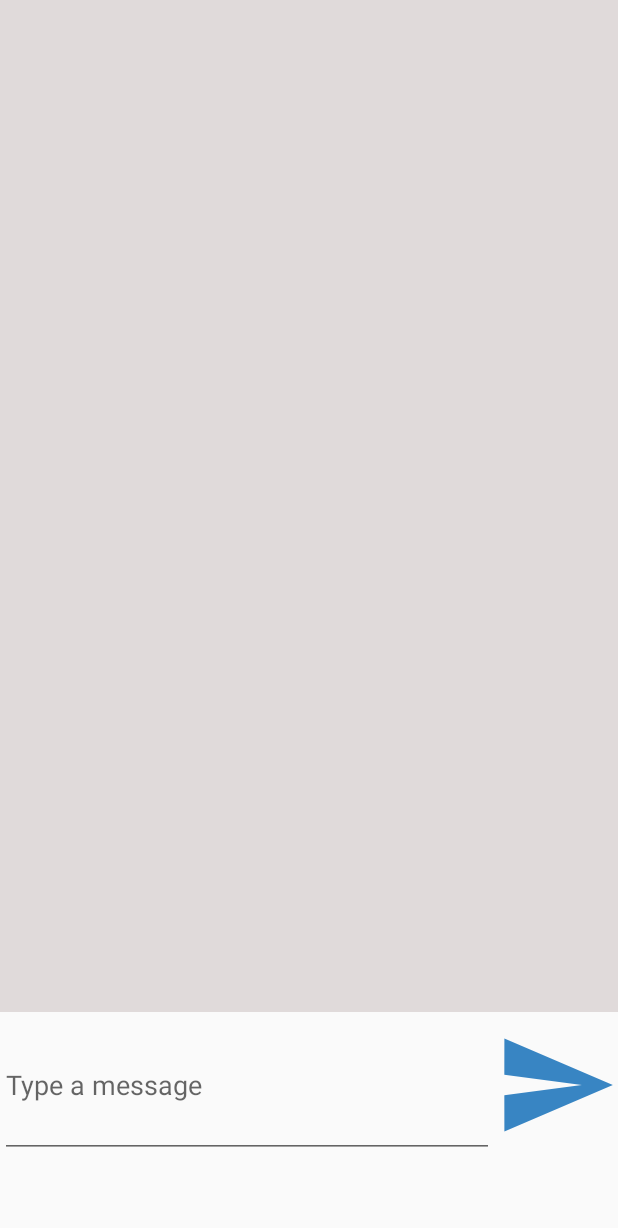
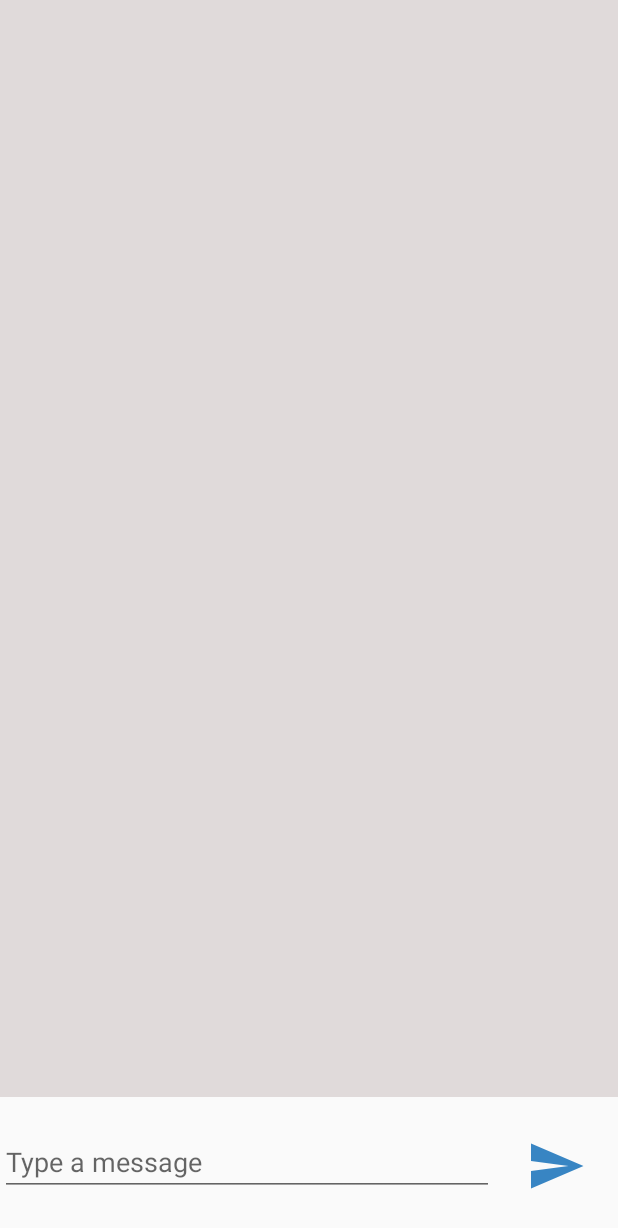
Before and after one commit to Btnisme123/ChatApp, an Android app: the layout fragment_chat.xml on its own in the app's theme, with its tools: preview values and no code run, on a phone screen of 412 x 824 dp. Shown: the top 1228 px of the screen. Run offline under Robolectric (Android 15) with nearby library versions, the phone set to English and light mode, and no system bars.

```diff
--- a/ChatApp/app/build.gradle
+++ b/ChatApp/app/build.gradle
@@ -38,5 +38,6 @@ dependencies {
     compile 'com.android.support:support-v4:24.2.0'
     compile 'com.android.support:support-v13:24.2.0'
     compile 'com.firebase:firebase-client-android:2.5.2+'
+    compile 'me.leolin:ShortcutBadger:1.1.6@aar'
 }
 apply plugin: 'com.google.gms.google-services'
--- a/ChatApp/app/src/main/AndroidManifest.xml
+++ b/ChatApp/app/src/main/AndroidManifest.xml
@@ -16,6 +16,8 @@
         android:label="@string/app_name"
         android:supportsRtl="true"
         android:theme="@style/AppTheme">
+        <service android:name=".util.NotificationService" />
+
         <activity android:name=".activity.MainActivity">
             <intent-filter>
                 <action android:name="android.intent.action.MAIN" />
@@ -26,6 +28,7 @@
         <activity android:name=".activity.SignUpActivity">
 
         </activity>
+
     </application>
 
 </manifest>
--- a/ChatApp/app/src/main/java/vulan/com/chatapp/activity/BaseActivity.java
+++ b/ChatApp/app/src/main/java/vulan/com/chatapp/activity/BaseActivity.java
@@ -28,8 +28,9 @@ public abstract class BaseActivity extends AppCompatActivity {
     public void onBackPressed() {
         if (getFragmentManager().getBackStackEntryCount() > 0) {
             getCurrentFragment().onBackPressed();
+        } else {
+            super.onBackPressed();
         }
-        super.onBackPressed();
     }
 
     public void addFragment() {
--- a/ChatApp/app/src/main/java/vulan/com/chatapp/fragment/BaseFragment.java
+++ b/ChatApp/app/src/main/java/vulan/com/chatapp/fragment/BaseFragment.java
@@ -6,6 +6,7 @@ import android.view.LayoutInflater;
 import android.view.MenuItem;
 import android.view.View;
 import android.view.ViewGroup;
+import android.widget.Toast;
 
 import vulan.com.chatapp.R;
 import vulan.com.chatapp.activity.BaseActivity;
@@ -44,6 +45,7 @@ public abstract class BaseFragment extends Fragment {
         switch (item.getItemId()) {
             case android.R.id.home:
                 onBackPressed();
+                Toast.makeText(getActivity(), "click", Toast.LENGTH_LONG).show();
         }
         return super.onOptionsItemSelected(item);
     }
--- a/ChatApp/app/src/main/java/vulan/com/chatapp/fragment/HomeFragment.java
+++ b/ChatApp/app/src/main/java/vulan/com/chatapp/fragment/HomeFragment.java
@@ -35,6 +35,7 @@ public class HomeFragment extends BaseFragment {
         mTabFragmentAdapter.addFragment(new ChatFragment(), getString(R.string.chat));
         mTabFragmentAdapter.addFragment(new ContactFragment(), getString(R.string.contact));
         mViewPager.setAdapter(mTabFragmentAdapter);
+        mTabLayout.setupWithViewPager(mViewPager);
         mTabLayout.setTabsFromPagerAdapter(mTabFragmentAdapter);
         mTabLayout.setBackgroundColor(ContextCompat.getColor(getActivity(), R.color.tab_layout_background_color));
         mTabLayout.setTabTextColors(ContextCompat.getColor(getActivity(), R.color.white),
--- a/ChatApp/app/src/main/java/vulan/com/chatapp/util/Constants.java
+++ b/ChatApp/app/src/main/java/vulan/com/chatapp/util/Constants.java
@@ -5,4 +5,6 @@ package vulan.com.chatapp.util;
  */
 public class Constants {
     public static final String FONT = "GreatVibes-Regular.otf";
+    public static final String NAME_SERVICE = "chat service";
+    public static final String FIREBASE_LINK = "https://chatapp-a87a2.firebaseio.com";
 }
--- a/ChatApp/app/src/main/res/layout/fragment_chat.xml
+++ b/ChatApp/app/src/main/res/layout/fragment_chat.xml
@@ -10,26 +10,27 @@
         android:id="@+id/recycler_chat"
         android:layout_width="match_parent"
         android:layout_height="0dp"
-        android:layout_weight="13"
+        android:layout_weight="14"
         android:background="@color/gray" />
 
     <LinearLayout
         android:layout_width="match_parent"
         android:layout_height="wrap_content"
         android:layout_weight="1"
+        android:gravity="center"
         android:weightSum="5">
 
         <EditText
             android:id="@+id/text_chat"
             android:layout_width="0dp"
-            android:layout_height="match_parent"
+            android:layout_height="@dimen/common_size_40"
             android:layout_weight="4"
             android:hint="@string/type_message" />
 
         <ImageView
             android:id="@+id/button_send"
             android:layout_width="0dp"
-            android:layout_height="match_parent"
+            android:layout_height="@dimen/common_size_40"
             android:layout_weight="1"
             android:clickable="true"
             android:src="@drawable/ic_send" />
--- a/ChatApp/app/src/main/res/values/colors.xml
+++ b/ChatApp/app/src/main/res/values/colors.xml
@@ -1,8 +1,8 @@
 <?xml version="1.0" encoding="utf-8"?>
 <resources>
-    <color name="colorPrimary">#00bcd4</color>
-    <color name="colorPrimaryDark">#0097a7</color>
-    <color name="colorAccent">#f2fe71</color>
+    <color name="colorPrimary">#CC0000</color>
+    <color name="colorPrimaryDark">#990000</color>
+    <color name="colorAccent">#FF4081</color>
     <color name="black">#000000</color>
     <color name="white">#ffffff</color>
     <color name="background_color">#d5d2d2</color>
--- a/ChatApp/app/src/main/res/values/dimens.xml
+++ b/ChatApp/app/src/main/res/values/dimens.xml
@@ -44,5 +44,6 @@
     <dimen name="common_size_20">20dp</dimen>
     <dimen name="common_size_30">30dp</dimen>
     <dimen name="common_size_50">50dp</dimen>
+    <dimen name="common_size_40">40dp</dimen>
 
 </resources>
```
Also changed, not shown: ChatApp/app/src/main/java/vulan/com/chatapp/fragment/ChatFragment.java (+9 -6 lines), ChatApp/app/src/main/java/vulan/com/chatapp/util/MessageDataSource.java (+4 -4 lines), ChatApp/app/src/main/java/vulan/com/chatapp/util/NotificationService.java (added, +53 -0 lines), ChatApp/app/src/main/java/vulan/com/chatapp/util/NotificationUtil.java (added, +16 -0 lines), ChatApp/app/src/main/java/vulan/com/chatapp/util/SettingApplication.java (+11 -0 lines), ChatApp/app/src/main/res/drawable/ic_chat.xml (added, +9 -0 lines).
